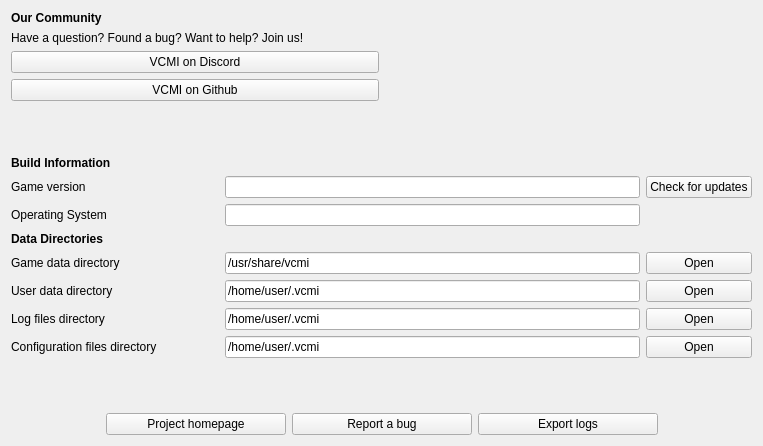
First picture: the form in launcher/aboutProject/aboutproject_moc.ui, repository GeorgeK1ng/vcmi, before the edit.
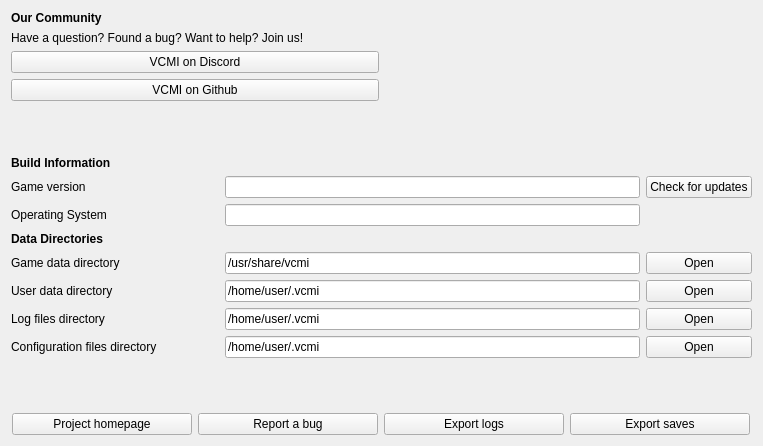
Second picture: the form after the edit.

Commit message: Launcher: use userSavePath for save import/export

The edit to the form file:
```diff
--- a/launcher/aboutProject/aboutproject_moc.ui
+++ b/launcher/aboutProject/aboutproject_moc.ui
@@ -317,6 +317,19 @@
        </property>
       </widget>
      </item>
+     <item>
+      <widget class="QPushButton" name="pushButtonExportSaves">
+       <property name="minimumSize">
+        <size>
+         <width>180</width>
+         <height>0</height>
+        </size>
+       </property>
+       <property name="text">
+        <string>Export saves</string>
+       </property>
+      </widget>
+     </item>
      <item>
       <spacer name="horizontalSpacer">
        <property name="orientation">
```
The commit also changes 7 other files.
